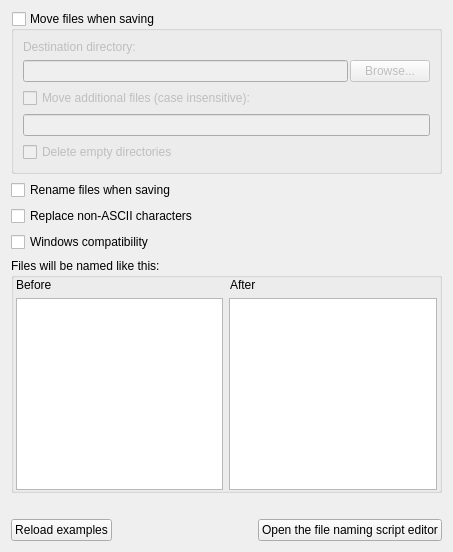
Qt form ui/options_renaming.ui (metabrainz/picard) before a commit.
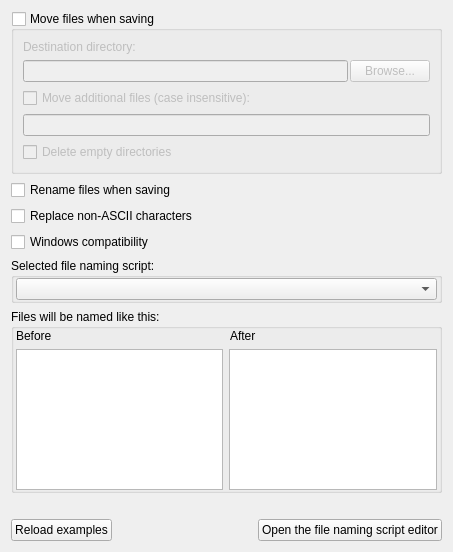
The same form after that commit.

Commit message: Add quick script selector to renaming page and sync with script editor

Patch:
```diff
--- a/ui/options_renaming.ui
+++ b/ui/options_renaming.ui
@@ -19,7 +19,7 @@
     <verstretch>0</verstretch>
    </sizepolicy>
   </property>
-  <layout class="QVBoxLayout" name="verticalLayout_5" stretch="0,0,0,0,0,0,0,0,0">
+  <layout class="QVBoxLayout" name="verticalLayout_5" stretch="0,0,0,0,0,0,0,0">
    <item>
     <widget class="QGroupBox" name="move_files">
      <property name="title">
@@ -117,6 +117,36 @@
      </property>
     </widget>
    </item>
+   <item>
+    <widget class="QGroupBox" name="groupBox_2">
+     <property name="minimumSize">
+      <size>
+       <width>0</width>
+       <height>0</height>
+      </size>
+     </property>
+     <property name="title">
+      <string>Selected file naming script:</string>
+     </property>
+     <layout class="QVBoxLayout" name="verticalLayout_2">
+      <property name="leftMargin">
+       <number>2</number>
+      </property>
+      <property name="topMargin">
+       <number>0</number>
+      </property>
+      <property name="rightMargin">
+       <number>2</number>
+      </property>
+      <property name="bottomMargin">
+       <number>0</number>
+      </property>
+      <item>
+       <widget class="QComboBox" name="naming_script_selector"/>
+      </item>
+     </layout>
+    </widget>
+   </item>
    <item>
     <widget class="QGroupBox" name="groupBox">
      <property name="title">
```
The commit also changes 5 other files.
